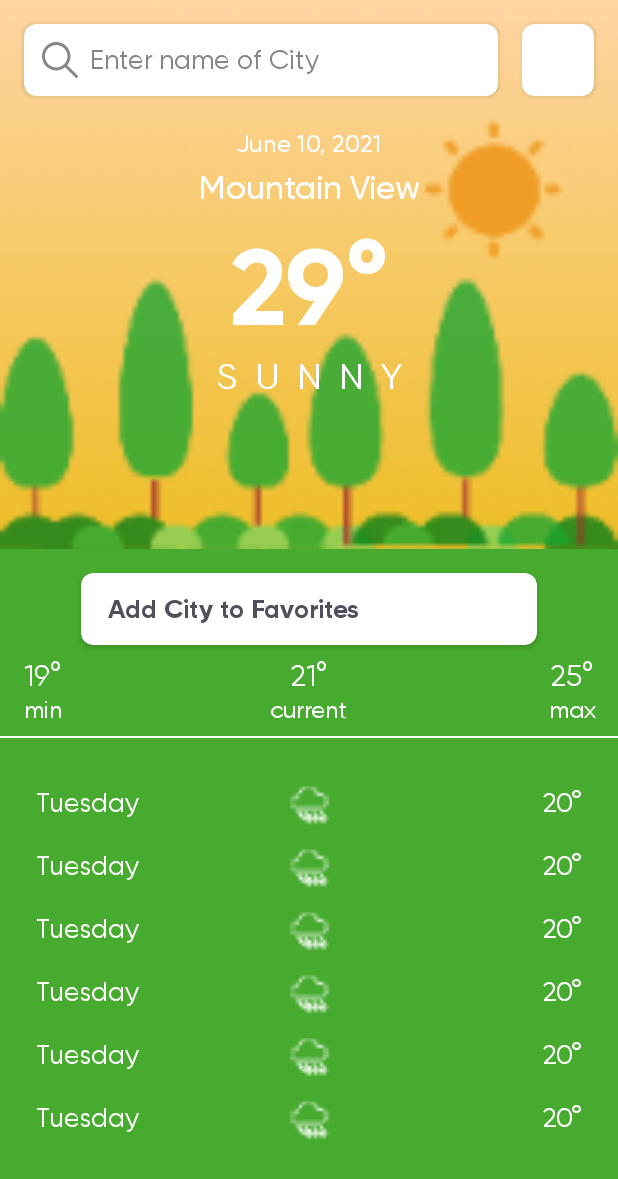
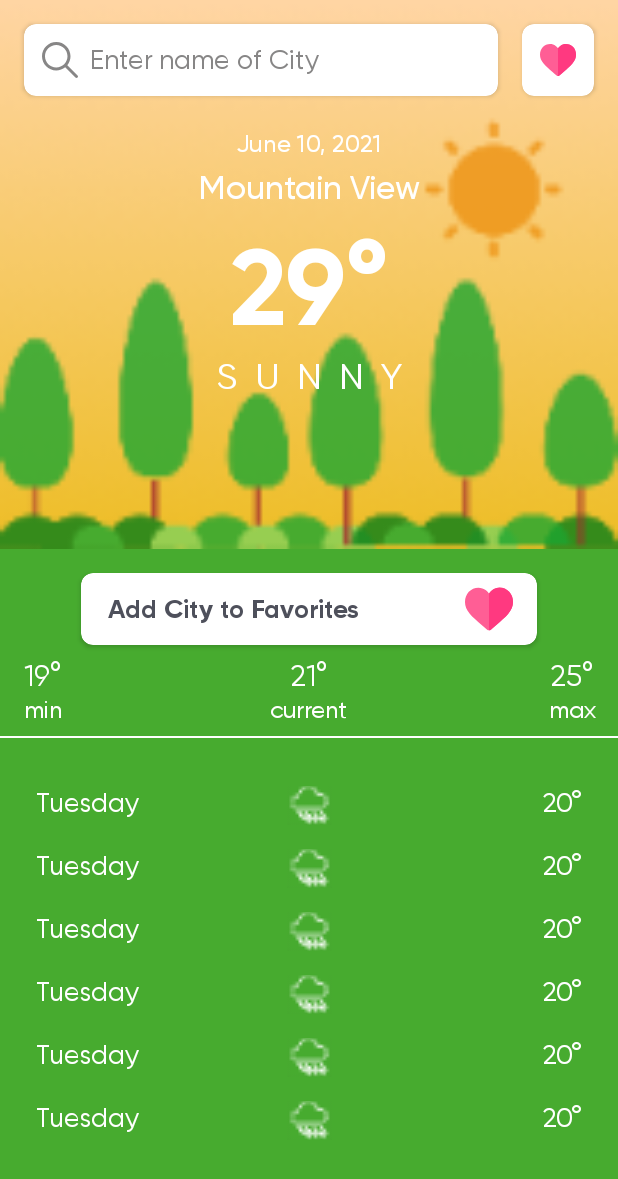
Before and after one commit to konyekokim/DVTWeatherApp, an Android app: the layout fragment_weather.xml on its own in the app's theme, with its tools: preview values and no code run, on a phone screen of 412 x 824 dp. Shown: the top 1179 px of the screen. Run offline under Robolectric (Android 15) with nearby library versions, the phone set to English and light mode, and no system bars.

```diff
--- /dev/null
+++ b/feature/weather/src/main/res/drawable/ic_love.xml
@@ -0,0 +1,4 @@
+<vector android:height="31.999937dp" android:viewportHeight="512"
+    android:viewportWidth="512.001" android:width="32dp" xmlns:android="http://schemas.android.com/apk/res/android">
+    <path android:fillColor="#FF000000" android:pathData="m256,483.516c-7.289,0 -14.316,-2.641 -19.793,-7.438 -20.684,-18.086 -40.625,-35.082 -58.219,-50.074l-0.09,-0.078c-51.582,-43.957 -96.125,-81.918 -127.117,-119.313 -34.645,-41.805 -50.781,-81.441 -50.781,-124.742 0,-42.07 14.426,-80.883 40.617,-109.293 26.504,-28.746 62.871,-44.578 102.414,-44.578 29.555,0 56.621,9.344 80.445,27.77 12.023,9.301 22.922,20.684 32.523,33.961 9.605,-13.277 20.5,-24.66 32.527,-33.961 23.824,-18.426 50.891,-27.77 80.445,-27.77 39.539,0 75.91,15.832 102.414,44.578 26.191,28.41 40.613,67.223 40.613,109.293 0,43.301 -16.133,82.938 -50.777,124.738 -30.992,37.398 -75.531,75.355 -127.105,119.309 -17.625,15.016 -37.598,32.039 -58.328,50.168 -5.473,4.789 -12.504,7.43 -19.789,7.43zM143.031,57.992c-31.066,0 -59.605,12.398 -80.367,34.914 -21.07,22.855 -32.676,54.449 -32.676,88.965 0,36.418 13.535,68.988 43.883,105.605 29.332,35.395 72.961,72.574 123.477,115.625l0.094,0.078c17.66,15.051 37.68,32.113 58.516,50.332 20.961,-18.254 41.012,-35.344 58.707,-50.418 50.512,-43.051 94.137,-80.223 123.469,-115.617 30.344,-36.617 43.879,-69.188 43.879,-105.605 0,-34.516 -11.605,-66.109 -32.676,-88.965 -20.758,-22.516 -49.301,-34.914 -80.363,-34.914 -22.758,0 -43.652,7.234 -62.102,21.5 -16.441,12.719 -27.895,28.797 -34.609,40.047 -3.453,5.785 -9.531,9.238 -16.262,9.238s-12.809,-3.453 -16.262,-9.238c-6.711,-11.25 -18.164,-27.328 -34.609,-40.047 -18.449,-14.266 -39.344,-21.5 -62.098,-21.5zM143.031,57.992"/>
+</vector>
--- /dev/null
+++ b/feature/weather/src/main/res/drawable/ic_loved.xml
@@ -0,0 +1,5 @@
+<vector android:height="32dp" android:viewportHeight="512"
+    android:viewportWidth="512" android:width="32dp" xmlns:android="http://schemas.android.com/apk/res/android">
+    <path android:fillColor="#ff5e95" android:pathData="m512,181.867c0,43.293 -16.133,82.941 -50.773,124.734 -30.996,37.398 -75.531,75.355 -127.113,119.309 -17.625,15.016 -37.598,32.039 -58.32,50.172 -5.43,4.75 -12.387,7.387 -19.613,7.43h-0.18c-7.289,0 -14.316,-2.641 -19.793,-7.438 -20.684,-18.086 -40.625,-35.09 -58.219,-50.086l-0.09,-0.066c-51.574,-43.957 -96.129,-81.922 -127.117,-119.32 -34.648,-41.793 -50.781,-81.441 -50.781,-124.734 0,-42.066 14.426,-80.883 40.617,-109.293 26.508,-28.75 62.875,-44.574 102.414,-44.574 29.559,0 56.617,9.336 80.449,27.762 12.027,9.305 22.922,20.68 32.52,33.965l0.18,-0.238c9.559,-13.184 20.395,-24.48 32.348,-33.727 23.824,-18.426 50.895,-27.762 80.441,-27.762 39.547,0 75.914,15.824 102.414,44.574 26.191,28.41 40.617,67.215 40.617,109.293zM512,181.867"/>
+    <path android:fillColor="#ff3980" android:pathData="m512,181.867c0,43.293 -16.133,82.941 -50.773,124.734 -30.996,37.398 -75.531,75.355 -127.113,119.309 -17.625,15.016 -37.598,32.039 -58.32,50.172 -5.43,4.75 -12.387,7.387 -19.613,7.43v-394.023c9.559,-13.184 20.395,-24.48 32.348,-33.727 23.824,-18.426 50.895,-27.762 80.441,-27.762 39.547,0 75.914,15.824 102.414,44.574 26.191,28.41 40.617,67.215 40.617,109.293zM512,181.867"/>
+</vector>
--- a/feature/weather/src/main/res/layout/fragment_weather.xml
+++ b/feature/weather/src/main/res/layout/fragment_weather.xml
@@ -53,6 +53,7 @@
         <ImageView
             android:layout_width="24dp"
             android:layout_height="24dp"
+            android:src="@drawable/ic_loved"
             android:id="@+id/favoriteImgView"
             android:layout_gravity="center"/>
 
@@ -74,12 +75,13 @@
             android:layout_height="wrap_content">
 
             <ImageView
+                android:id="@+id/weather_theme_img"
                 android:layout_width="match_parent"
                 android:layout_height="wrap_content"
                 android:adjustViewBounds="true"
-                tools:src="@drawable/forest_sunny"
                 app:layout_constraintTop_toTopOf="parent"
-                android:id="@+id/weather_theme_img"/>
+                tools:layout_editor_absoluteX="0dp"
+                tools:src="@drawable/forest_sunny" />
 
             <TextView
                 android:layout_width="wrap_content"
@@ -170,6 +172,7 @@
                     android:layout_width="32dp"
                     android:layout_height="32dp"
                     android:id="@+id/love_img"
+                    android:src="@drawable/ic_loved"
                     android:layout_gravity="center_vertical|end"
                     android:layout_marginEnd="16dp"/>
 
--- a/feature/weather/src/main/res/values/strings.xml
+++ b/feature/weather/src/main/res/values/strings.xml
@@ -5,6 +5,7 @@
     <string name="current">current</string>
     <string name="max">max</string>
     <string name="add_city_to_favorites">Add City to Favorites</string>
+    <string name="added_to_favorites">Added to Favorites</string>
     <string name="your_favorite_cities">Your Favorite Cities</string>
     <string name="no_cities_saved_as_favorite">No City Saved in Favorites</string>
 </resources>
```
Also changed, not shown: feature/weather/src/main/java/com/konyekokim/weather/WeatherFragment.kt (+22 -0 lines).
